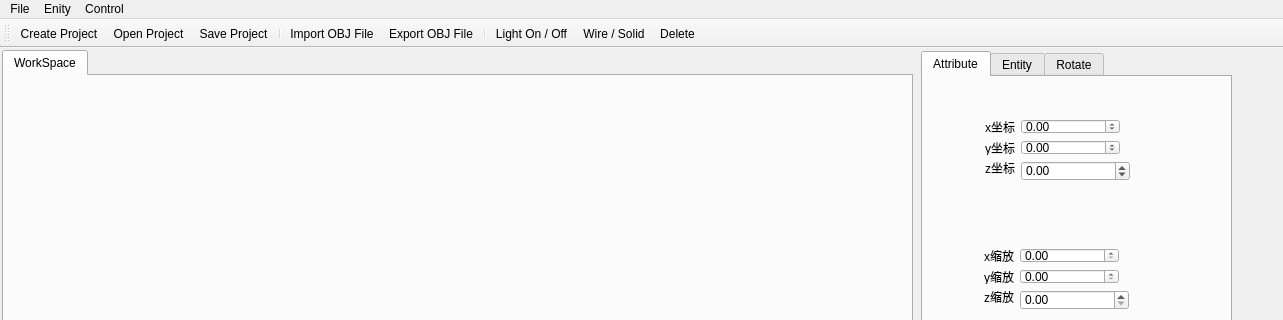
Qt form mainwindow.ui (Just-CJ/miniBlender) before a commit; both pictures show x 0 to 1283 and y 0 to 320 of the 1283 by 781 pixel window.
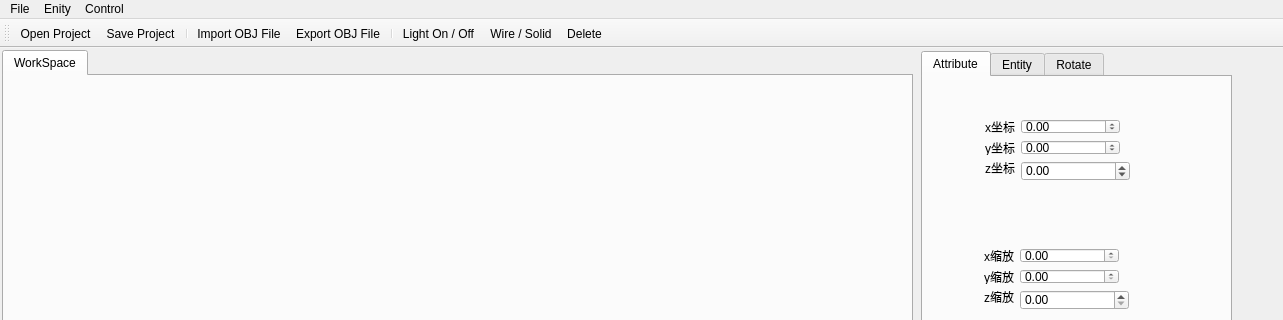
The same form after that commit. Icons and pictures are not drawn.

Commit message: Can save work status as a project file(.prj) and open a prj file.

Diff of the .ui file:
```diff
--- a/mainwindow.ui
+++ b/mainwindow.ui
@@ -524,7 +524,6 @@
    <attribute name="toolBarBreak">
     <bool>false</bool>
    </attribute>
-   <addaction name="actionCreate_Project"/>
    <addaction name="actionOpen_Project"/>
    <addaction name="actionSave_Project"/>
    <addaction name="separator"/>
@@ -536,15 +535,6 @@
    <addaction name="actionDelete"/>
   </widget>
   <widget class="QStatusBar" name="statusBar"/>
-  <action name="actionCreate_Project">
-   <property name="icon">
-    <iconset resource="Icons.qrc">
-     <normaloff>:/new/prefix1/Icons/addProject.ico</normaloff>:/new/prefix1/Icons/addProject.ico</iconset>
-   </property>
-   <property name="text">
-    <string>Create Project</string>
-   </property>
-  </action>
   <action name="actionOpen_Project">
    <property name="icon">
     <iconset resource="Icons.qrc">
```
Left out of the diff: 7 changed lines with no effect on the pictures. The commit also changes 4 other files.
